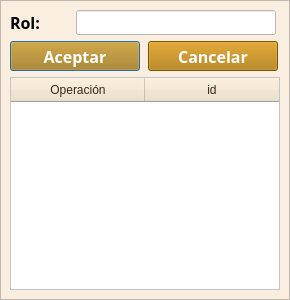
Old version of the form funciones/adminusers/nuevoRol.ui in the repository gerardoros/CartograficoQgisPlugin.
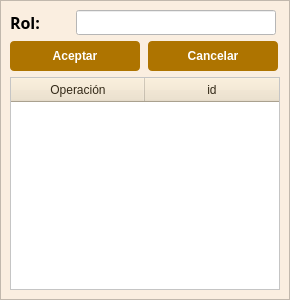
New version of the form.

What changed in the file:
```diff
--- a/funciones/adminusers/nuevoRol.ui
+++ b/funciones/adminusers/nuevoRol.ui
@@ -87,8 +87,6 @@
          </property>
          <property name="font">
           <font>
-           <family>Century Gothic</family>
-           <pointsize>12</pointsize>
            <weight>75</weight>
            <bold>true</bold>
           </font>
@@ -96,12 +94,16 @@
          <property name="styleSheet">
           <string notr="true">QPushButton{
 background : rgb(174, 116, 0);
-color : rgb(255, 255, 255)
+color : rgb(255, 255, 255);
+border-radius : 4px;
 }
-QPushButton::disabled {
-background : rgb(187, 129, 13);
-color : rgb(245,245,245);
-border: 1px solid #adb2b5;
+QPushButton::hover{
+background : rgb(104, 69, 13);
+color : rgb(255, 255, 255);
+border-radius : 4px;
+}
+QPushButton:disabled {
+background: rgb(217, 217, 217)
 }</string>
          </property>
          <property name="text">
@@ -152,8 +154,6 @@
          </property>
          <property name="font">
           <font>
-           <family>Century Gothic</family>
-           <pointsize>12</pointsize>
            <weight>75</weight>
            <bold>true</bold>
           </font>
@@ -161,12 +161,16 @@
          <property name="styleSheet">
           <string notr="true">QPushButton{
 background : rgb(174, 116, 0);
-color : rgb(255, 255, 255)
+color : rgb(255, 255, 255);
+border-radius : 4px;
 }
-QPushButton::disabled {
-background : rgb(187, 129, 13);
-color : rgb(245,245,245);
-border: 1px solid #adb2b5;
+QPushButton::hover{
+background : rgb(104, 69, 13);
+color : rgb(255, 255, 255);
+border-radius : 4px;
+}
+QPushButton:disabled {
+background: rgb(217, 217, 217)
 }</string>
          </property>
          <property name="text">
```
